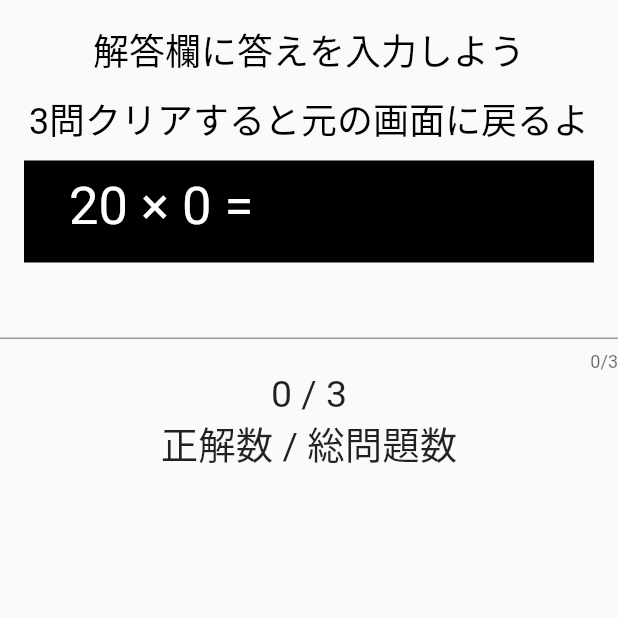
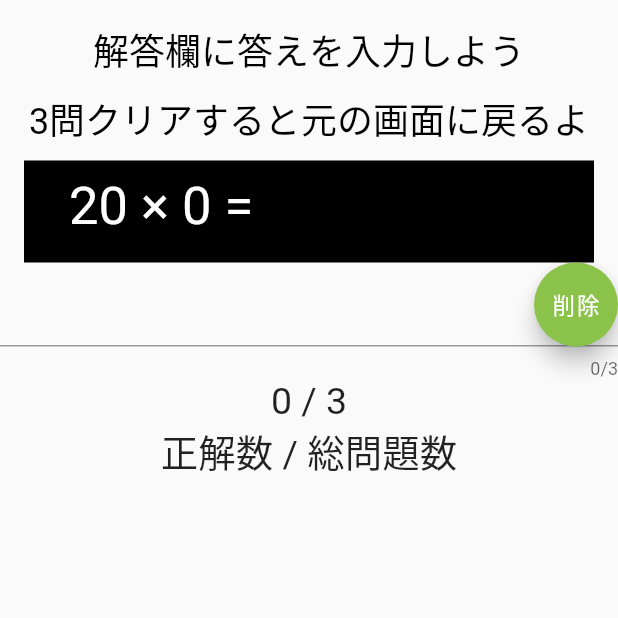
Before and after one commit to konomins/flutter_app1, a Flutter app: the _GamePage screen opened directly, on a phone screen of 412 x 824 dp, the top half of it. Run offline on Flutter 3.47's test engine with Material 2 defaults, Android fonts, the phone set to English and light mode, and no system bars; our stand-ins replace audioplayers, sensors.

Commit message:
計算ゲームのUI 加速度ゲームのUI作成

```diff
--- a/lib/main.dart
+++ b/lib/main.dart
@@ -599,8 +599,9 @@ class _GamePageState extends State<_GamePage> {
   String n2 = '';
   String calC = ' × ';
 
+  var _controller = TextEditingController();
 
-  //1問目を回答する関数
+  //回答する関数
   void _q1Text(String a) {
     answer[0] = (q1N1 * q1N2).toString();//答え判定
     answer[1] = (q2N1 + q2N2).toString();//答え判定
@@ -611,21 +612,25 @@ class _GamePageState extends State<_GamePage> {
     }
 
     setState(() { //配当の判定
-        answerText = a;
+
+        answerText = a;//入力文字を反映
 
       if (a == answer[0]) {//問1判定
         answerJudge[0] = '〇';
         trueCount++;
+        answerText = '';
       }
       if (a == answer[1]) {//問2判定
         answerJudge[1] = '〇';
         trueCount++;
+        answerText = '';
         }
       if (a == answer[2]) {//問3判定
         answerJudge[2] = '〇';
         trueCount++;
         }
 
+      a = '';
     });
 
     _allQuestion();
@@ -633,16 +638,15 @@ class _GamePageState extends State<_GamePage> {
 
 void _allQuestion() {//全問正解か判定する関数
   WidgetsBinding.instance.addPostFrameCallback((_) {
-    if (answerJudge[0] == '〇' && answerJudge[1] == '〇' &&
-        answerJudge[2] == '〇') {
-      FocusScope.of(context).requestFocus(FocusNode());
+    if (trueCount == 3) {
+      FocusScope.of(context).requestFocus(new FocusNode());
       Navigator.of(context).pop();
     }
   });
 }
 
   Future<bool> _onBackPressed() async {//本体の戻るボタンを押しても戻らない関数
-    return false;
+    return false;//でバック用に変更
   }
 
 
@@ -652,7 +656,7 @@ void _allQuestion() {//全問正解か判定する関数
     n2 = q1N2.toString();
     OutputA = answerJudge[0];
 
-    if(answerJudge[0] == '〇'){//問1表示
+    if( answerJudge[0] == '〇'){//問1表示
       n1 = q2N1.toString();
       n2 = q2N2.toString();
       calC = ' + ';
@@ -703,14 +707,14 @@ void _allQuestion() {//全問正解か判定する関数
                     height: 68.0,
                       padding: EdgeInsets.only(top: 10.0,left:30.0),
                     child:Text(//2桁×1桁
-                      n1 +  calC +  n2  + ' = ' +
-                          answerText, //+  '    判定: ' + OutputA,
+                      n1 +  calC +  n2  + ' = ' + answerText,
                       style: TextStyle(
                         fontSize: 35.0,
                         color: Colors.white,
                       ),
                     ),
                   ),
+
                   new TextField(
                     keyboardType: TextInputType.number,
                     enabled: true,
@@ -722,70 +726,21 @@ void _allQuestion() {//全問正解か判定する関数
                     ),
                     obscureText: false,
                     maxLines:1,
+                    controller: _controller,
                     onChanged: _q1Text,
-                      decoration: new InputDecoration( contentPadding: const EdgeInsets.only(top: 10.0,left:180.0)),
-                  ),
-                  /*
-                  Container(//2桁 + 2桁
-                    color : Colors.black,
-                    width: 380.0,
-                    height: 39.0,
-                    padding: EdgeInsets.only(left:10.0),
-                    child: Text(
-                      q2N1.toString() + ' + ' +  q2N2.toString() + ' = ' +
-                          answerText[0] + '    判定: ' + answerJudge[1],
+                    decoration: new InputDecoration( contentPadding: const EdgeInsets.only(top: 10.0,left:180.0),
+                    suffixIcon: FloatingActionButton(
+                      onPressed: (() => _controller.clear()),
+                      child: const Text(
+                        '削除',
                         style: TextStyle(
-                        fontSize: 24.0,
-                        color:Colors.white,
-                      ),
-                    ),
+                          color: Colors.white,
+                          fontSize:15.0,
+                        )
+                      )
+                    )),
                   ),
 
-                  new  TextField(
-                    keyboardType: TextInputType.number,
-                    enabled: true,
-                    maxLength: 3,
-                    maxLengthEnforced: true,
-                    cursorColor: Colors.red,
-                    style: TextStyle(
-                      color:Colors.black,
-                      fontSize: 23.0,
-                    ),
-                    obscureText: false,
-                    maxLines:1,
-                    onChanged: _q1Text,
-                    decoration: new InputDecoration( contentPadding: const EdgeInsets.only(left:15.0)),
-                  ),
-
-                  Container(
-                    color: Colors.black,
-                    width: 380.0,
-                    height: 39.0,
-                    padding: EdgeInsets.only(left:10.0),
-                    child: Text(//3桁-2桁
-                      q3N1.toString() + ' - ' +  q3N2.toString() + ' = ' +
-                          answerText[2] + '    判定: ' + answerJudge[2],
-                      style: TextStyle(
-                        fontSize: 24.0,
-                        color: Colors.white,
-                      ),
-                    ),
-                  ),
-                  new TextField(
-                    keyboardType: TextInputType.number,
-                    enabled: true,
-                    maxLength: 3,
-                    maxLengthEnforced: true,
-                    style: TextStyle(
-                      color:Colors.black,
-                      fontSize: 23.0,
-                    ),
-                    obscureText: false,
-                    maxLines:1,
-                    onChanged: _q1Text,
-                    decoration: new InputDecoration( contentPadding: const EdgeInsets.only(left:15.0)),
-                  ),
-                   */
                   Text(
                     trueCount.toString() + ' / ' + '3',
                       style: TextStyle(
@@ -798,8 +753,6 @@ void _allQuestion() {//全問正解か判定する関数
                           fontSize: 25.0,
                         ),
                       ),
-
-
                 ]
             ),
         ),
@@ -842,13 +795,19 @@ class _AccGameState extends State< _AccGame>
   List<double> _accelerateValues = [0,0,0];
   List<StreamSubscription<dynamic>> _streamSubscriptions = <StreamSubscription<dynamic>>[];
 
-  //pop判定
+  //pop判定(popしすぎないため)
   int _pop = 1;
 
-  //最大値と最小値
-  double max = 0.0;
-  double min = 0.0;
+  //矢印表示
+  String arrowImage = '';
 
+  int clearOutput = 0;
+
+
+  //矢印方向格納
+  //矢印方向確定
+  //値0:横 値1:縦
+  var arrowDirection = Random().nextInt(2);
 
   void dispose() {//画面切り替え時:加速度データ取得を止める
     super.dispose();
@@ -862,7 +821,7 @@ class _AccGameState extends State< _AccGame>
     _streamSubscriptions
         .add(userAccelerometerEvents.listen((UserAccelerometerEvent event) {
       setState(() {
-        _accelerateValues = <double>[event.x, event.y, event.z];
+        _accelerateValues = <double>[event.x, event.y];
         if(_pop == 1) {
           _accelerateGameJudge();
         }
@@ -871,40 +830,31 @@ class _AccGameState extends State< _AccGame>
   }
 
   void _accelerateGameJudge() {
-    if(max < _accelerateValues[0]){
-      max =_accelerateValues[0];
-    }
-
-    if(max < _accelerateValues[1]){
-      max = _accelerateValues[1];
-    }
-
-    if(min > _accelerateValues[0]) {
-      min = _accelerateValues[0];
-    }
-
-    if(min > _accelerateValues[1]) {
-      min = _accelerateValues[1];
-    }
-
-    if (
-        _accelerateValues[0] > 13.0 || _accelerateValues[1] > 13.0 ||
-        _accelerateValues[0] < -13.0 || _accelerateValues[1] < -13.0
-    ) {
+    if (arrowDirection == 0) { //画像判定
+      arrowImage = 'images/side.PNG';
+      if (_accelerateValues[0] > 30 ||
+          _accelerateValues[0] < -30) {
           Navigator.of(context).pop();
           _pop = 0;
       }
     }
+    else if (arrowDirection == 1) {
+      arrowImage = 'images/vertical.PNG';
+      if (_accelerateValues[1] > 22 ||
+          _accelerateValues[1] < -22) {
+        Navigator.of(context).pop();
+        _pop = 0;
+      }
+    }
+  }
+
 
   Future<bool> _onBackPressed() async {//本体の戻るボタンを押しても戻らない関数
-    return false;
+    return false;//でバック用に変更
   }
 
 
   Widget build(BuildContext context) {
-
-    final maxS = max.toStringAsFixed(1);
-    final minS = min.toStringAsFixed(1);
 
     return WillPopScope(
       onWillPop: _onBackPressed,
@@ -913,44 +863,30 @@ class _AccGameState extends State< _AccGame>
         child: Column(
             children: <Widget>[
               Padding(
-                padding: EdgeInsets.only(top:10.0),
+                padding: EdgeInsets.only(top:5.0),
               ),
 
-              Text('縦、横にスマホを振り'
-              ,
+              Padding(
+                padding: EdgeInsets.only(top:30.0),
+              ),
+              Text(
+                  '矢印の方向に振ろう!',
                 style: TextStyle(
-                fontSize: 20.0,
-              ),
+                  fontSize: 26.0,
+                )
               ),
               Padding(
                 padding: EdgeInsets.only(top:5.0),
               ),
-              Text('最大値が13以上または'
-                ,
+              new Image.asset(arrowImage ,width: 150.0, height: 150.0),
+              Padding(
+                padding: EdgeInsets.only(top:5.0),
+              ),
+              Text("画面が戻るとクリア",
               style: TextStyle(
-                  fontSize: 20.0,
+                fontSize: 26.0,
+              )
               ),
-              ),
-              Text('最小値が-13未満になるとクリア'
-                ,
-                style: TextStyle(
-                  fontSize: 20.0,
-                ),
-              ),
-              Text('クリアすると元の画面に戻るよ'
-                ,
-                style: TextStyle(
-                  fontSize: 20.0,
-                ),
-              ),
-              new Image.asset('images/GameDescription.PNG',width: 380.0, height:380.0),
-              Padding(
-                padding: EdgeInsets.only(top:30.0),
-              ),
-              Text('最大値:  $maxS 最小値:  $minS',
-                  style: TextStyle(
-                    fontSize: 30.0,
-                  )),
           ]
         ),
         ),
--- a/pubspec.yaml
+++ b/pubspec.yaml
@@ -53,6 +53,8 @@ flutter:
   assets:
   - assets/sounds/
   - images/GameDescription.PNG
+  - images/vertical.PNG
+  - images/side.PNG
   #   - images/a_dot_ham.jpeg
 
   # An image asset can refer to one or more resolution-specific "variants", see
```
Also changed, not shown: pubspec.lock. Lines whose indentation alone changed are shown as unchanged.
